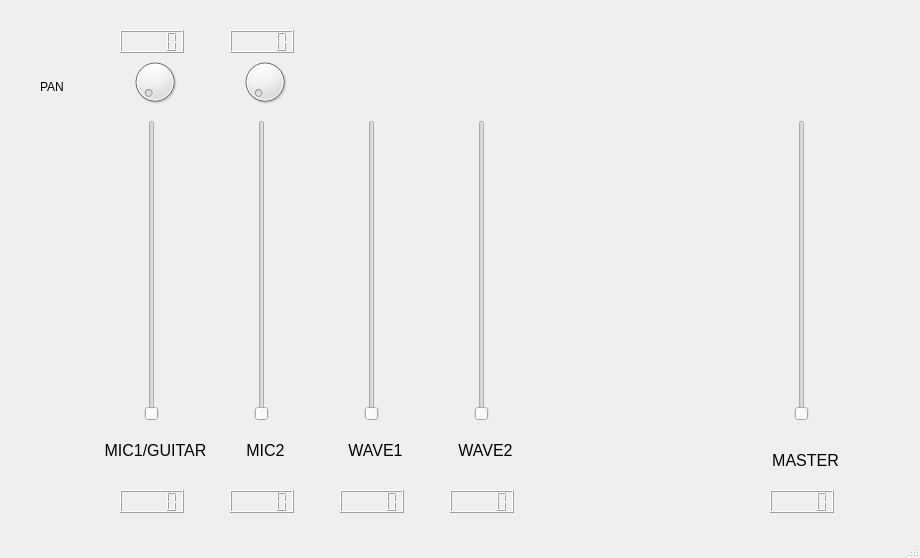
wishmerhill/ua100mix, file main.ui: the form before one commit.
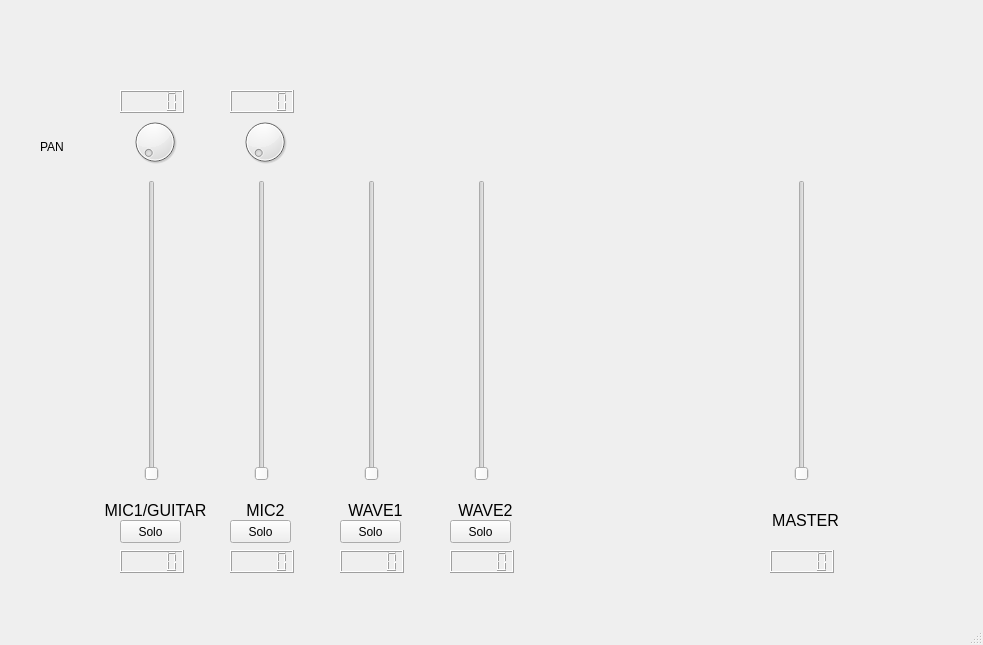
The form after the commit.

Diff of the .ui file:
```diff
--- a/main.ui
+++ b/main.ui
@@ -6,8 +6,8 @@
    <rect>
     <x>0</x>
     <y>0</y>
-    <width>920</width>
-    <height>558</height>
+    <width>983</width>
+    <height>645</height>
    </rect>
   </property>
   <property name="windowTitle">
@@ -18,7 +18,7 @@
     <property name="geometry">
      <rect>
       <x>790</x>
-      <y>120</y>
+      <y>180</y>
       <width>23</width>
       <height>301</height>
      </rect>
@@ -43,7 +43,7 @@
     <property name="geometry">
      <rect>
       <x>770</x>
-      <y>490</y>
+      <y>550</y>
       <width>64</width>
       <height>23</height>
      </rect>
@@ -53,7 +53,7 @@
     <property name="geometry">
      <rect>
       <x>750</x>
-      <y>450</y>
+      <y>510</y>
       <width>111</width>
       <height>21</height>
      </rect>
@@ -69,7 +69,7 @@
     <property name="geometry">
      <rect>
       <x>320</x>
-      <y>440</y>
+      <y>500</y>
       <width>111</width>
       <height>21</height>
      </rect>
@@ -85,7 +85,7 @@
     <property name="geometry">
      <rect>
       <x>360</x>
-      <y>120</y>
+      <y>180</y>
       <width>23</width>
       <height>301</height>
      </rect>
@@ -110,7 +110,7 @@
     <property name="geometry">
      <rect>
       <x>340</x>
-      <y>490</y>
+      <y>550</y>
       <width>64</width>
       <height>23</height>
      </rect>
@@ -120,7 +120,7 @@
     <property name="geometry">
      <rect>
       <x>140</x>
-      <y>120</y>
+      <y>180</y>
       <width>23</width>
       <height>301</height>
      </rect>
@@ -145,7 +145,7 @@
     <property name="geometry">
      <rect>
       <x>120</x>
-      <y>490</y>
+      <y>550</y>
       <width>64</width>
       <height>23</height>
      </rect>
@@ -155,7 +155,7 @@
     <property name="geometry">
      <rect>
       <x>100</x>
-      <y>440</y>
+      <y>500</y>
       <width>111</width>
       <height>21</height>
      </rect>
@@ -171,7 +171,7 @@
     <property name="geometry">
      <rect>
       <x>130</x>
-      <y>50</y>
+      <y>110</y>
       <width>50</width>
       <height>64</height>
      </rect>
@@ -193,7 +193,7 @@
     <property name="geometry">
      <rect>
       <x>40</x>
-      <y>80</y>
+      <y>140</y>
       <width>57</width>
       <height>14</height>
      </rect>
@@ -206,7 +206,7 @@
     <property name="geometry">
      <rect>
       <x>120</x>
-      <y>30</y>
+      <y>90</y>
       <width>64</width>
       <height>23</height>
      </rect>
@@ -216,7 +216,7 @@
     <property name="geometry">
      <rect>
       <x>240</x>
-      <y>50</y>
+      <y>110</y>
       <width>50</width>
       <height>64</height>
      </rect>
@@ -238,7 +238,7 @@
     <property name="geometry">
      <rect>
       <x>250</x>
-      <y>120</y>
+      <y>180</y>
       <width>23</width>
       <height>301</height>
      </rect>
@@ -263,7 +263,7 @@
     <property name="geometry">
      <rect>
       <x>230</x>
-      <y>490</y>
+      <y>550</y>
       <width>64</width>
       <height>23</height>
      </rect>
@@ -273,7 +273,7 @@
     <property name="geometry">
      <rect>
       <x>210</x>
-      <y>440</y>
+      <y>500</y>
       <width>111</width>
       <height>21</height>
      </rect>
@@ -289,7 +289,7 @@
     <property name="geometry">
      <rect>
       <x>230</x>
-      <y>30</y>
+      <y>90</y>
       <width>64</width>
       <height>23</height>
      </rect>
@@ -299,7 +299,7 @@
     <property name="geometry">
      <rect>
       <x>470</x>
-      <y>120</y>
+      <y>180</y>
       <width>23</width>
       <height>301</height>
      </rect>
@@ -324,7 +324,7 @@
     <property name="geometry">
      <rect>
       <x>450</x>
-      <y>490</y>
+      <y>550</y>
       <width>64</width>
       <height>23</height>
      </rect>
@@ -334,7 +334,7 @@
     <property name="geometry">
      <rect>
       <x>430</x>
-      <y>440</y>
+      <y>500</y>
       <width>111</width>
       <height>21</height>
      </rect>
@@ -346,6 +346,85 @@
      <string>&lt;html&gt;&lt;head/&gt;&lt;body&gt;&lt;p align=&quot;center&quot;&gt;&lt;span style=&quot; font-size:12pt;&quot;&gt;WAVE2&lt;/span&gt;&lt;/p&gt;&lt;/body&gt;&lt;/html&gt;</string>
     </property>
    </widget>
+   <widget class="QPushButton" name="mic1Solo">
+    <property name="geometry">
+     <rect>
+      <x>120</x>
+      <y>520</y>
+      <width>61</width>
+      <height>23</height>
+     </rect>
+    </property>
+    <property name="styleSheet">
+     <string notr="true">QPushButton#mic1Solo:checked { background-color: red}</string>
+    </property>
+    <property name="text">
+     <string>Solo</string>
+    </property>
+    <property name="checkable">
+     <bool>true</bool>
+    </property>
+    <property name="autoExclusive">
+     <bool>false</bool>
+    </property>
+   </widget>
+   <widget class="QPushButton" name="mic2Solo">
+    <property name="geometry">
+     <rect>
+      <x>230</x>
+      <y>520</y>
+      <width>61</width>
+      <height>23</height>
+     </rect>
+    </property>
+    <property name="styleSheet">
+     <string notr="true">QPushButton#mic2Solo:checked { background-color: red}</string>
+    </property>
+    <property name="text">
+     <string>Solo</string>
+    </property>
+    <property name="checkable">
+     <bool>true</bool>
+    </property>
+   </widget>
+   <widget class="QPushButton" name="wave1Solo">
+    <property name="geometry">
+     <rect>
+      <x>340</x>
+      <y>520</y>
+      <width>61</width>
+      <height>23</height>
+     </rect>
+    </property>
+    <property name="styleSheet">
+     <string notr="true">QPushButton#wave1Solo:checked { background-color: red}</string>
+    </property>
+    <property name="text">
+     <string>Solo</string>
+    </property>
+    <property name="checkable">
+     <bool>true</bool>
+    </property>
+   </widget>
+   <widget class="QPushButton" name="wave2Solo">
+    <property name="geometry">
+     <rect>
+      <x>450</x>
+      <y>520</y>
+      <width>61</width>
+      <height>23</height>
+     </rect>
+    </property>
+    <property name="styleSheet">
+     <string notr="true">QPushButton#wave2Solo:checked { background-color: red}</string>
+    </property>
+    <property name="text">
+     <string>Solo</string>
+    </property>
+    <property name="checkable">
+     <bool>true</bool>
+    </property>
+   </widget>
    <zorder>MasterLineLcd</zorder>
    <zorder>MasterLine</zorder>
    <zorder>masterLabel</zorder>
```
Left out of the diff: 4 changed lines with no effect on the pictures.
